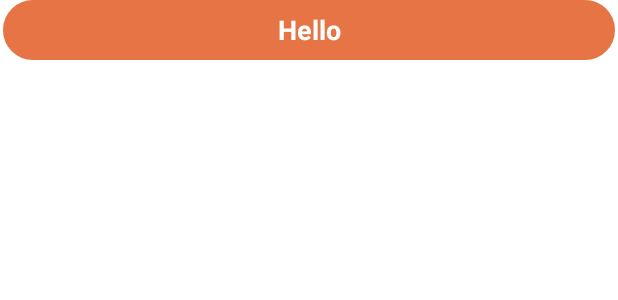
After one commit to shopemaa/ShopemaaAndroidStorefront, an Android app: the layout category_list_item.xml on its own in the app's theme, with its tools: preview values and no code run, on a phone screen of 412 x 824 dp. The commit adds this screen. Shown: the top 300 px of the screen. Run offline under Robolectric (Android 15) with nearby library versions, the phone set to English and light mode, and no system bars.

Commit message:
- updated category listing layout

```diff
--- /dev/null
+++ b/app/src/main/res/drawable/rectangle_textview.xml
@@ -0,0 +1,13 @@
+<?xml version="1.0" encoding="utf-8"?>
+<shape xmlns:android="http://schemas.android.com/apk/res/android">
+    <solid android:color="@color/primary" />
+
+    <stroke
+        android:width="1dp"
+        android:color="@color/primary" />
+    <corners
+        android:bottomLeftRadius="50dp"
+        android:bottomRightRadius="50dp"
+        android:topLeftRadius="50dp"
+        android:topRightRadius="50dp" />
+</shape>
--- /dev/null
+++ b/app/src/main/res/layout/category_list_item.xml
@@ -0,0 +1,21 @@
+<?xml version="1.0" encoding="utf-8"?>
+<RelativeLayout xmlns:android="http://schemas.android.com/apk/res/android"
+    android:layout_width="wrap_content"
+    android:layout_height="40dp">
+
+    <TextView
+        android:id="@+id/category_name"
+        android:layout_width="match_parent"
+        android:layout_height="match_parent"
+        android:layout_marginStart="2dp"
+        android:layout_marginEnd="2dp"
+        android:background="@drawable/rectangle_textview"
+        android:gravity="center"
+        android:paddingStart="10dp"
+        android:paddingEnd="10dp"
+        android:text="Hello"
+        android:textColor="@color/white"
+        android:textSize="18sp"
+        android:textStyle="bold" />
+
+</RelativeLayout>
```
Also changed, not shown: app/src/main/java/com/shopemaa/android/storefront/ui/activities/HomeActivity.kt (+2 -76 lines), app/src/main/java/com/shopemaa/android/storefront/ui/activities/SplashActivity.kt (+9 -0 lines), app/src/main/java/com/shopemaa/android/storefront/ui/adapters/CategoryListAdapter.kt (added, +47 -0 lines), app/src/main/java/com/shopemaa/android/storefront/ui/fragments/ProductListFragment.kt (+48 -8 lines), app/src/main/java/com/shopemaa/android/storefront/ui/listeners/CategorySelectedListener.kt (added, +7 -0 lines), app/src/main/res/layout/fragment_product_list.xml (+9 -0 lines), 2 other files.
